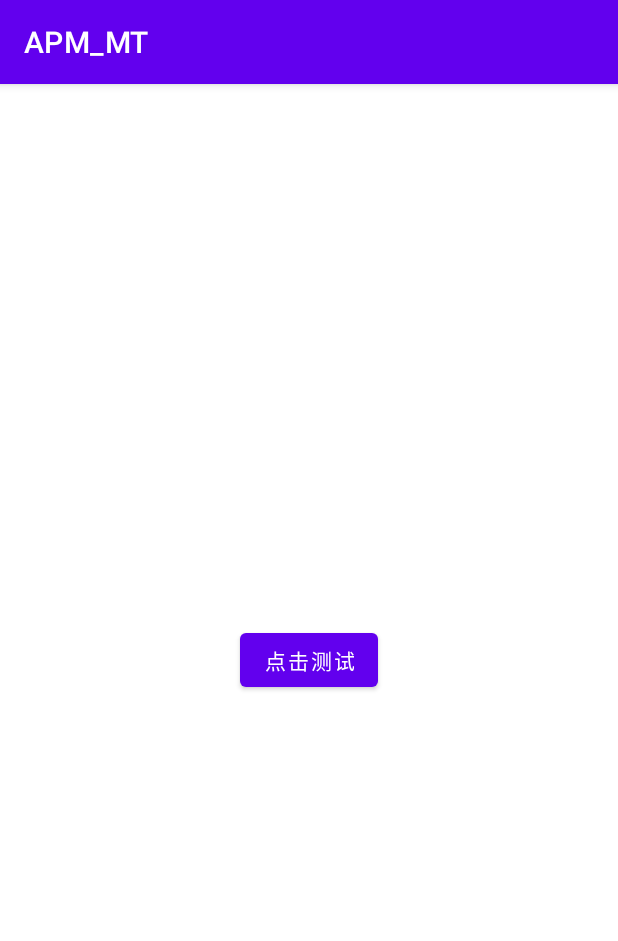
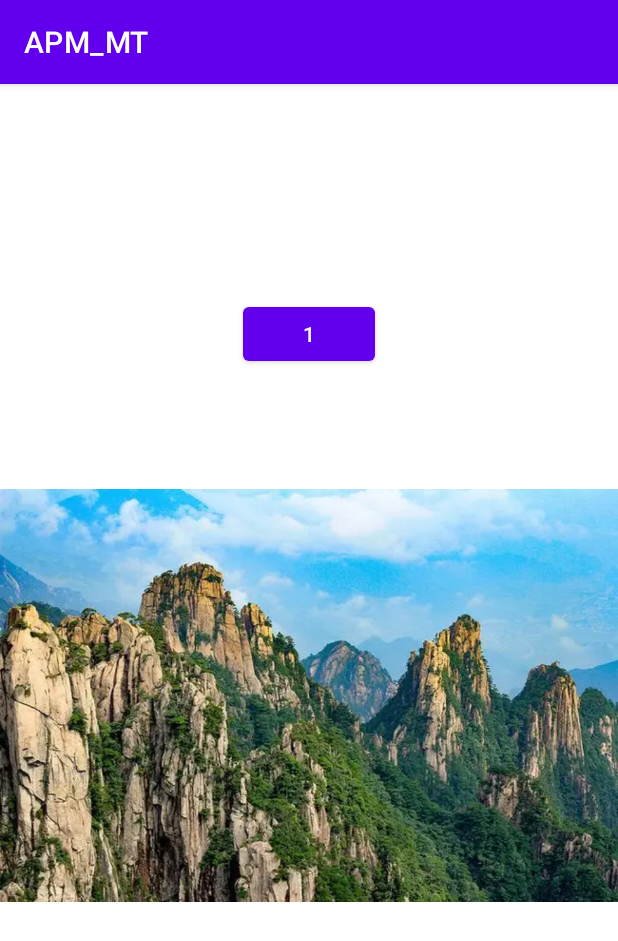
Before and after one commit to woshiwzy/APM_MT, an Android app: the screen it shows after launch (MainActivity), after a tap on "点击测试", on a phone screen of 412 x 824 dp. Shown: the top 941 px of the screen. Run offline under Robolectric (Android 15) with nearby library versions, the phone set to English and light mode, and no system bars; libraries missing offline, so code that uses them is left out: com.commontech.basemodule, com.orhanobut.logger; 5 statements that could not run were skipped.

Commit message:
更加详细化的统计内存信息

```diff
--- a/app/build.gradle
+++ b/app/build.gradle
@@ -48,8 +48,10 @@ dependencies {
     implementation 'androidx.appcompat:appcompat:1.2.0'
     implementation 'com.google.android.material:material:1.3.0'
     implementation 'androidx.constraintlayout:constraintlayout:2.0.4'
+    implementation files('libs\\jol-core-0.1.jar')
     testImplementation 'junit:junit:4.+'
     androidTestImplementation 'androidx.test.ext:junit:1.1.2'
     androidTestImplementation 'androidx.test.espresso:espresso-core:3.3.0'
     implementation 'com.orhanobut:logger:2.2.0'
+    implementation 'com.sand.group:base:1.0.0'
 }
--- a/app/src/main/AndroidManifest.xml
+++ b/app/src/main/AndroidManifest.xml
@@ -1,6 +1,9 @@
 <?xml version="1.0" encoding="utf-8"?>
 <manifest xmlns:android="http://schemas.android.com/apk/res/android"
+    xmlns:tools="http://schemas.android.com/tools"
     package="com.sand.apm.mt">
+
+    <uses-sdk tools:overrideLibrary="com.commontech.basemodule"/>
 
     <application
         android:allowBackup="true"
--- a/app/src/main/java/com/sand/apm/mt/App.java
+++ b/app/src/main/java/com/sand/apm/mt/App.java
@@ -1,9 +1,13 @@
 package com.sand.apm.mt;
 
 import android.app.Application;
+import android.content.ComponentCallbacks;
+import android.content.res.Configuration;
 
+import androidx.annotation.NonNull;
 import androidx.annotation.Nullable;
 
+import com.commontech.basemodule.utils.KLog;
 import com.orhanobut.logger.AndroidLogAdapter;
 import com.orhanobut.logger.DiskLogStrategy;
 import com.orhanobut.logger.FormatStrategy;
@@ -39,5 +43,20 @@ public class App extends Application {
                 return BuildConfig.DEBUG;
             }
         });
+
+        registerComponentCallbacks(new ComponentCallbacks() {
+            @Override
+            public void onConfigurationChanged(@NonNull Configuration newConfig) {
+
+            }
+
+            @Override
+            public void onLowMemory() {
+
+            }
+        });
+
+        KLog.init(true);
+
     }
 }
--- a/app/src/main/java/com/sand/apm/mt/MainActivity.java
+++ b/app/src/main/java/com/sand/apm/mt/MainActivity.java
@@ -2,36 +2,81 @@ package com.sand.apm.mt;
 
 import androidx.appcompat.app.AppCompatActivity;
 
+import android.graphics.Bitmap;
+import android.graphics.BitmapFactory;
 import android.os.Bundle;
 import android.view.View;
+import android.widget.Button;
+import android.widget.ImageView;
 
+import com.commontech.basemodule.utils.KLog;
 import com.orhanobut.logger.Logger;
 
+import org.openjdk.jol.info.ClassLayout;
 
-/**
- *
- */
+import java.util.ArrayList;
+
 public class MainActivity extends AppCompatActivity {
+
+    private ArrayList<Bitmap> bitmaps=new ArrayList<>();
+    private ArrayList<SandObjectClass> sandsList=new ArrayList<>();
+
+
+    private ImageView imageView;
+    private Button buttonTest;
+    private int count=0;
 
     @Override
     protected void onCreate(Bundle savedInstanceState) {
         super.onCreate(savedInstanceState);
         setContentView(R.layout.activity_main);
-        Logger.d("MainActivity 启动..");
 
-        findViewById(R.id.buttonTest).setOnClickListener(new View.OnClickListener() {
+        imageView=findViewById(R.id.imageView);
+        buttonTest=findViewById(R.id.buttonTest);
+
+        buttonTest.setOnClickListener(new View.OnClickListener() {
             @Override
             public void onClick(View view) {
 
-                new Thread(new Runnable() {
-                    @Override
-                    public void run() {
-                        Test.method1();
-                    }
-                }).start();
+//                new Thread(new Runnable() {
+//                    @Override
+//                    public void run() {
+//                        Test.method1();
+//                    }
+//                }).start();
+
+                Bitmap bmap=BitmapFactory.decodeResource(getResources(),R.drawable.m);
+
+                int bWidth=bmap.getWidth();
+                int bHeight=bmap.getHeight();
+
+                int nativeCount=bmap.getAllocationByteCount();
+                int byteCount=bmap.getByteCount();
+                int rotBytes= bmap.getRowBytes();
+
+
+                bitmaps.add(bmap);
+                imageView.setImageBitmap(bmap);
+                buttonTest.setText(String.valueOf(++count));
+
+                for(int i=0;i<10;i++){
+                    SandObjectClass sandObjectClas=new SandObjectClass();
+                    sandsList.add(sandObjectClas);
+                    KLog.d(App.tag,"自定义Object:"+sandObjectClas.toString());
+                }
+
+//                String info= ClassLayout.parseClass(SandObjectClass.class).toPrintable();
+//                KLog.d(App.tag,"自定义类占用信息:"+info);
+                KLog.d(App.tag,"bitmap hash:"+bmap.toString()+" hash code:"+bmap.hashCode()+" ==> size:"+nativeCount);
 
             }
         });
     }
 
+    //内存警告，或者所有的view,被隐藏的时候回调
+    @Override
+    public void onTrimMemory(int level) {
+        super.onTrimMemory(level);
+        //TRIM_MEMORY_UI_HIDDEN //所有的UI隐藏时候调用
+    }
 }
--- /dev/null
+++ b/app/src/main/java/com/sand/apm/mt/SandObjectClass.java
@@ -0,0 +1,15 @@
+package com.sand.apm.mt;
+
+/**
+ * @ProjectName: APM_MT
+ * @Date: 2022/4/23
+ * @Desc:
+ */
+public class SandObjectClass {
+
+    public int X=0;
+    private byte[] buf=null;
+    public SandObjectClass() {
+        buf=new byte[1024];
+    }
+}
--- a/app/src/main/res/layout/activity_main.xml
+++ b/app/src/main/res/layout/activity_main.xml
@@ -1,10 +1,14 @@
 <?xml version="1.0" encoding="utf-8"?>
-<androidx.constraintlayout.widget.ConstraintLayout xmlns:android="http://schemas.android.com/apk/res/android"
+<LinearLayout xmlns:android="http://schemas.android.com/apk/res/android"
     xmlns:app="http://schemas.android.com/apk/res-auto"
     xmlns:tools="http://schemas.android.com/tools"
+    android:orientation="vertical"
     android:layout_width="match_parent"
     android:layout_height="match_parent"
+    android:gravity="center"
     tools:context=".MainActivity">
+
+
 
     <Button
         android:id="@+id/buttonTest"
@@ -16,4 +20,11 @@
         app:layout_constraintRight_toRightOf="parent"
         app:layout_constraintTop_toTopOf="parent" />
 
-</androidx.constraintlayout.widget.ConstraintLayout>
+
+    <ImageView
+        android:id="@+id/imageView"
+        android:layout_width="wrap_content"
+        android:layout_height="wrap_content"/>
+
+
+</LinearLayout>
```
Also changed, not shown: app/src/main/java/com/apm/tools/MTHelper.java (+98 -30 lines), app/src/main/java/com/apm/tools/MemInfo.java (added, +33 -0 lines), app/src/main/java/com/myapm/callback/MTCallBack.java (+18 -7 lines), build.gradle (+7 -2 lines), app/libs/jol-core-0.1.jar (added), app/src/main/res/drawable/m.png (added).
